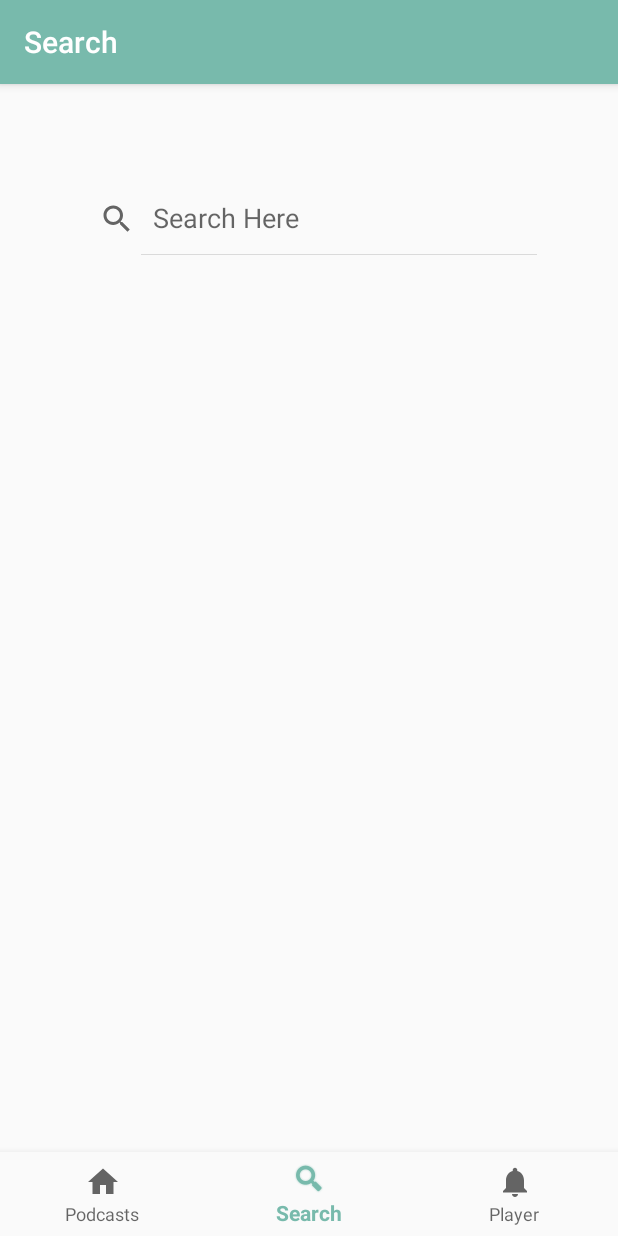
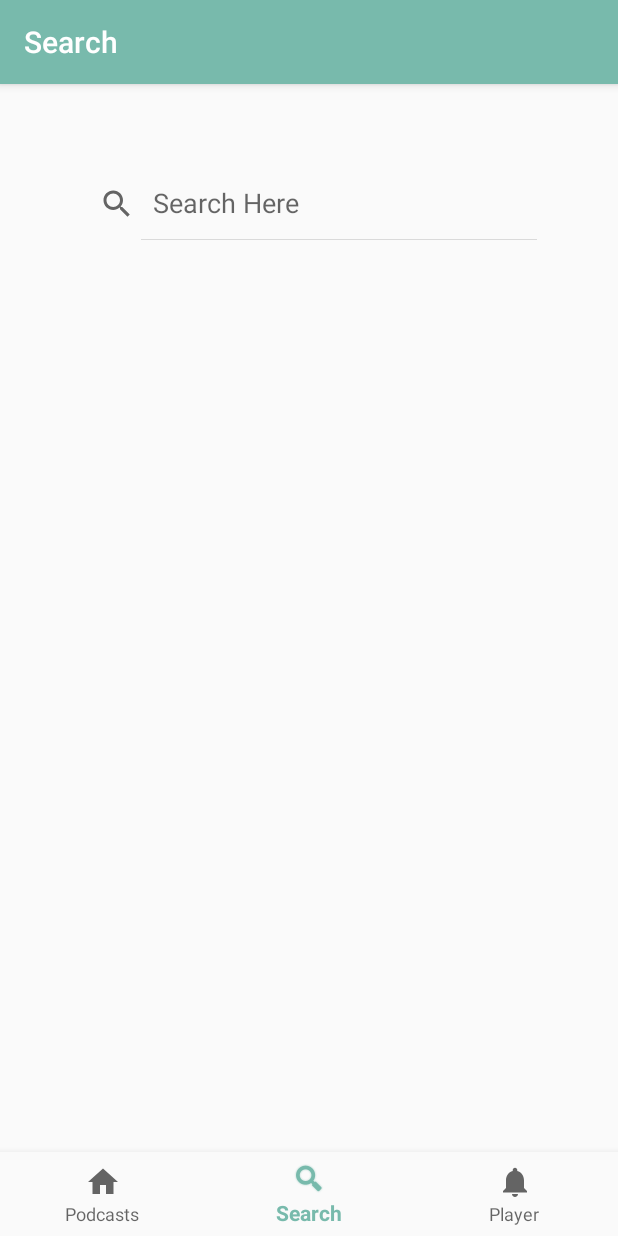
Before and after one commit to antonva/podypus-android, an Android app: the SearchFragment screen opened through its navigation route, on a phone screen of 412 x 824 dp. Run offline under Robolectric (Android 15) with nearby library versions, the phone set to English and light mode, and no system bars; our stand-ins replace navigation-ui.

Commit message:
finished implementing search and finalised search layout + basic onClickListener working for CardView buttons

```diff
--- a/app/src/main/java/is/hi/hbv601g/podypus/ui/search/SearchFragment.java
+++ b/app/src/main/java/is/hi/hbv601g/podypus/ui/search/SearchFragment.java
@@ -75,6 +75,7 @@ public class SearchFragment extends Fragment implements View.OnClickListener {
         searchView.setOnQueryTextListener(new SearchView.OnQueryTextListener() {
             @Override
             public boolean onQueryTextSubmit(String query) {
+                searchResultData.clear();
                 onClick(searchView);
                 searchView.setQuery("", false);
                 return false;
--- a/app/src/main/res/layout/fragment_search.xml
+++ b/app/src/main/res/layout/fragment_search.xml
@@ -5,6 +5,7 @@
     xmlns:tools="http://schemas.android.com/tools"
     android:layout_width="match_parent"
     android:layout_height="match_parent"
+    android:layout_marginTop="0dp"
     tools:context=".ui.search.SearchFragment">
     <LinearLayout
         android:layout_width="match_parent"
@@ -17,7 +18,8 @@
             android:id="@+id/searchView"
             android:layout_width="wrap_content"
             android:layout_height="wrap_content"
-            android:layout_marginTop="10dp"
+            android:layout_marginTop="0dp"
+            android:layout_marginBottom="10dp"
             android:iconifiedByDefault="false"
             android:queryHint="Search Here"
             android:inputType="textNoSuggestions"
--- a/app/src/main/res/layout/grid_item.xml
+++ b/app/src/main/res/layout/grid_item.xml
@@ -3,7 +3,7 @@
     xmlns:android="http://schemas.android.com/apk/res/android"
     android:orientation="vertical"
     android:layout_width="wrap_content"
-    android:layout_height="match_parent">
+    android:layout_height="wrap_content">
     <androidx.cardview.widget.CardView
         android:id="@+id/cardView"
         xmlns:card_view="http://schemas.android.com/apk/res-auto"
@@ -12,6 +12,8 @@
         card_view:cardCornerRadius="0dp"
         android:layout_marginLeft="3dip"
         android:layout_marginRight="3dip"
+        android:layout_marginTop="5dp"
+        android:layout_marginBottom="0dp"
         card_view:cardPreventCornerOverlap="false">
         <!--android:layout_height="210dp"-->
         <!--app:cardElevation="@dimen/margin10"
```
Also changed, not shown: app/src/main/java/is/hi/hbv601g/podypus/ui/search/GridAdapter.java (+23 -9 lines).
